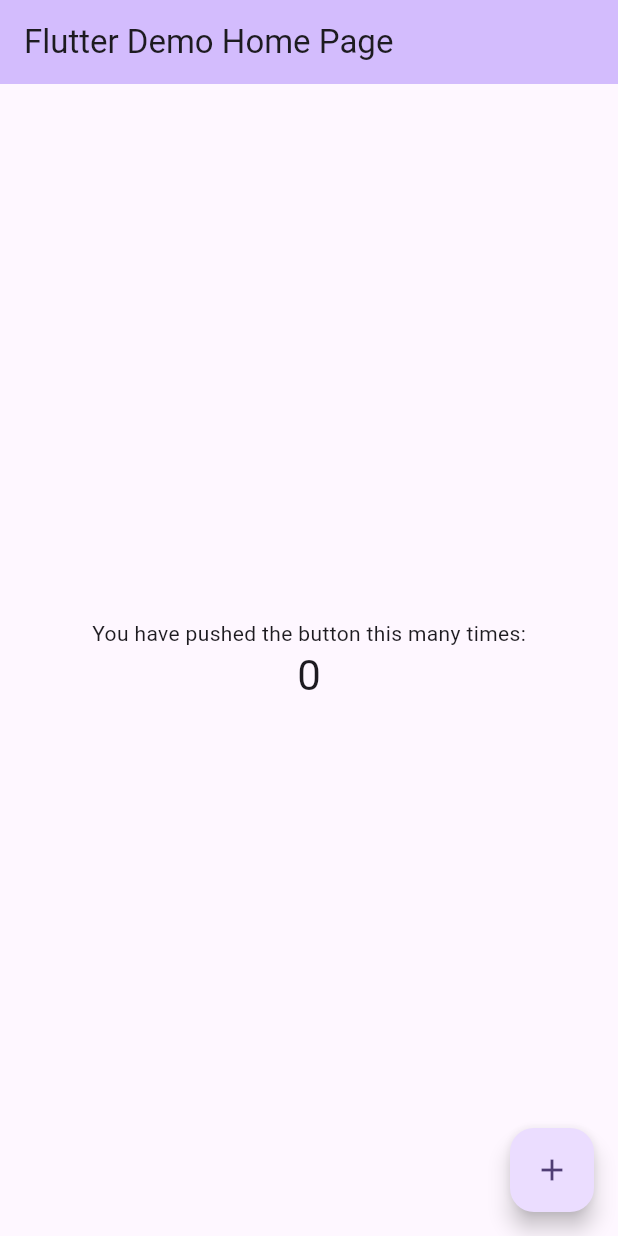
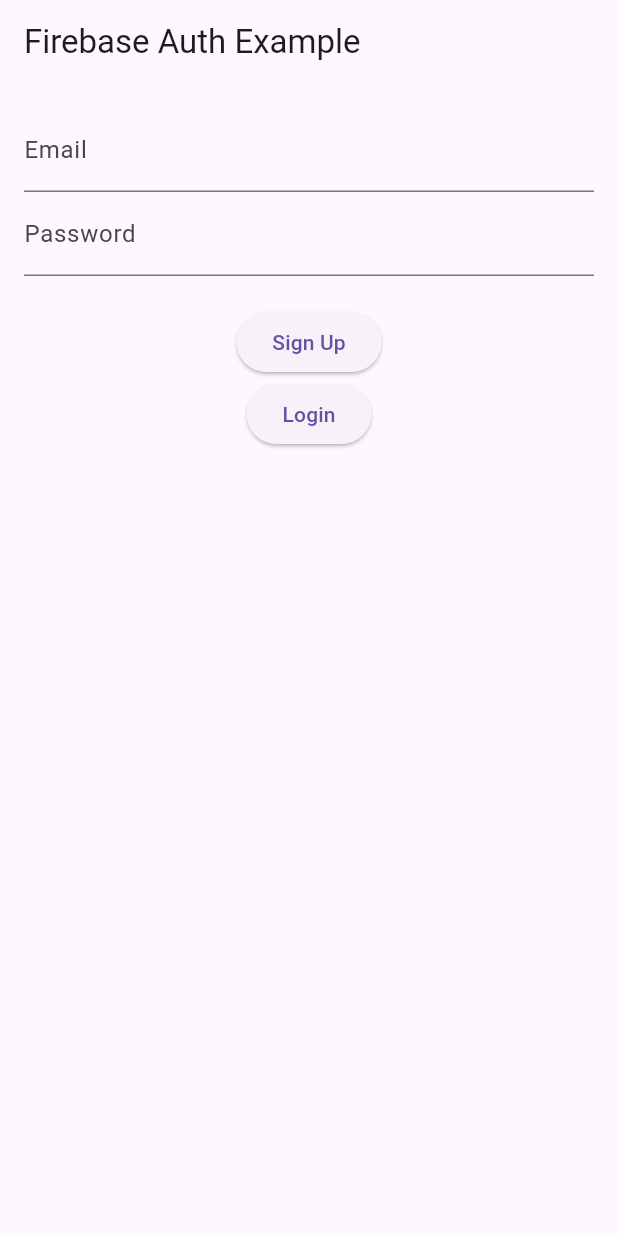
Before and after one commit to Shanza99/Campus-Assistant-App, a Flutter app: the screen it shows after launch, on a phone screen of 412 x 824 dp. Run offline on Flutter 3.47's test engine with Material 3 defaults, Android fonts, the phone set to English and light mode, and no system bars; our stand-ins replace firebase_auth, firebase_core; accounts and stored records are empty.

Commit message:
Firebase Authentication Integration

```diff
--- a/campus/lib/main.dart
+++ b/campus/lib/main.dart
@@ -1,125 +1,118 @@
 import 'package:flutter/material.dart';
+import 'package:firebase_core/firebase_core.dart';
+import 'package:firebase_auth/firebase_auth.dart';
 
-void main() {
-  runApp(const MyApp());
+void main() async {
+  WidgetsFlutterBinding.ensureInitialized();
+  await Firebase.initializeApp();
+  runApp(MyApp());
 }
 
 class MyApp extends StatelessWidget {
-  const MyApp({super.key});
-
-  // This widget is the root of your application.
   @override
   Widget build(BuildContext context) {
     return MaterialApp(
-      title: 'Flutter Demo',
+      title: 'Flutter Firebase Auth',
       theme: ThemeData(
-        // This is the theme of your application.
-        //
-        // TRY THIS: Try running your application with "flutter run". You'll see
-        // the application has a purple toolbar. Then, without quitting the app,
-        // try changing the seedColor in the colorScheme below to Colors.green
-        // and then invoke "hot reload" (save your changes or press the "hot
-        // reload" button in a Flutter-supported IDE, or press "r" if you used
-        // the command line to start the app).
-        //
-        // Notice that the counter didn't reset back to zero; the application
-        // state is not lost during the reload. To reset the state, use hot
-        // restart instead.
-        //
-        // This works for code too, not just values: Most code changes can be
-        // tested with just a hot reload.
-        colorScheme: ColorScheme.fromSeed(seedColor: Colors.deepPurple),
-        useMaterial3: true,
+        primarySwatch: Colors.blue,
       ),
-      home: const MyHomePage(title: 'Flutter Demo Home Page'),
+      home: AuthScreen(),
     );
   }
 }
 
-class MyHomePage extends StatefulWidget {
-  const MyHomePage({super.key, required this.title});
+class AuthService {
+  final FirebaseAuth _auth = FirebaseAuth.instance;
 
-  // This widget is the home page of your application. It is stateful, meaning
-  // that it has a State object (defined below) that contains fields that affect
-  // how it looks.
+  Future<User?> signUp(String email, String password) async {
+    try {
+      UserCredential result = await _auth.createUserWithEmailAndPassword(email: email, password: password);
+      return result.user;
+    } catch (e) {
+      print('Sign Up Error: $e');
+      return null;
+    }
+  }
 
-  // This class is the configuration for the state. It holds the values (in this
-  // case the title) provided by the parent (in this case the App widget) and
-  // used by the build method of the State. Fields in a Widget subclass are
-  // always marked "final".
+  Future<User?> signIn(String email, String password) async {
+    try {
+      UserCredential result = await _auth.signInWithEmailAndPassword(email: email, password: password);
+      return result.user;
+    } catch (e) {
+      print('Login Error: $e');
+      return null;
+    }
+  }
 
-  final String title;
-
-  @override
-  State<MyHomePage> createState() => _MyHomePageState();
+  Future<void> signOut() async {
+    await _auth.signOut();
+  }
 }
 
-class _MyHomePageState extends State<MyHomePage> {
-  int _counter = 0;
+class AuthScreen extends StatefulWidget {
+  @override
+  _AuthScreenState createState() => _AuthScreenState();
+}
 
-  void _incrementCounter() {
-    setState(() {
-      // This call to setState tells the Flutter framework that something has
-      // changed in this State, which causes it to rerun the build method below
-      // so that the display can reflect the updated values. If we changed
-      // _counter without calling setState(), then the build method would not be
-      // called again, and so nothing would appear to happen.
-      _counter++;
-    });
+class _AuthScreenState extends State<AuthScreen> {
+  final _emailController = TextEditingController();
+  final _passwordController = TextEditingController();
+  final AuthService _authService = AuthService();
+  String _message = '';
+
+  void _signUp() async {
+    User? user = await _authService.signUp(_emailController.text, _passwordController.text);
+    if (user != null) {
+      setState(() {
+        _message = "Sign Up Successful: ${user.email}";
+      });
+    } else {
+      setState(() {
+        _message = "Sign Up Failed. Please check your email and password.";
+      });
+    }
+  }
+
+  void _signIn() async {
+    User? user = await _authService.signIn(_emailController.text, _passwordController.text);
+    if (user != null) {
+      setState(() {
+        _message = "Login Successful: ${user.email}";
+      });
+    } else {
+      setState(() {
+        _message = "Login Failed. Please check your credentials.";
+      });
+    }
   }
 
   @override
   Widget build(BuildContext context) {
-    // This method is rerun every time setState is called, for instance as done
-    // by the _incrementCounter method above.
-    //
-    // The Flutter framework has been optimized to make rerunning build methods
-    // fast, so that you can just rebuild anything that needs updating rather
-    // than having to individually change instances of widgets.
     return Scaffold(
       appBar: AppBar(
-        // TRY THIS: Try changing the color here to a specific color (to
-        // Colors.amber, perhaps?) and trigger a hot reload to see the AppBar
-        // change color while the other colors stay the same.
-        backgroundColor: Theme.of(context).colorScheme.inversePrimary,
-        // Here we take the value from the MyHomePage object that was created by
-        // the App.build method, and use it to set our appbar title.
-        title: Text(widget.title),
+        title: Text('Firebase Auth Example'),
       ),
-      body: Center(
-        // Center is a layout widget. It takes a single child and positions it
-        // in the middle of the parent.
+      body: Padding(
+        padding: const EdgeInsets.all(16.0),
         child: Column(
-          // Column is also a layout widget. It takes a list of children and
-          // arranges them vertically. By default, it sizes itself to fit its
-          // children horizontally, and tries to be as tall as its parent.
-          //
-          // Column has various properties to control how it sizes itself and
-          // how it positions its children. Here we use mainAxisAlignment to
-          // center the children vertically; the main axis here is the vertical
-          // axis because Columns are vertical (the cross axis would be
-          // horizontal).
-          //
-          // TRY THIS: Invoke "debug painting" (choose the "Toggle Debug Paint"
-          // action in the IDE, or press "p" in the console), to see the
-          // wireframe for each widget.
-          mainAxisAlignment: MainAxisAlignment.center,
-          children: <Widget>[
-            const Text(
-              'You have pushed the button this many times:',
+          children: [
+            TextField(
+              controller: _emailController,
+              decoration: InputDecoration(labelText: 'Email'),
             ),
-            Text(
-              '$_counter',
-              style: Theme.of(context).textTheme.headlineMedium,
+            TextField(
+              controller: _passwordController,
+              decoration: InputDecoration(labelText: 'Password'),
+              obscureText: true,
             ),
+            SizedBox(height: 20),
+            ElevatedButton(onPressed: _signUp, child: Text('Sign Up')),
+            ElevatedButton(onPressed: _signIn, child: Text('Login')),
+            SizedBox(height: 20),
+            Text(_message, style: TextStyle(color: Colors.red)),
           ],
         ),
       ),
-      floatingActionButton: FloatingActionButton(
-        onPressed: _incrementCounter,
-        tooltip: 'Increment',
-        child: const Icon(Icons.add),
-      ), // This trailing comma makes auto-formatting nicer for build methods.
     );
   }
 }
--- a/campus/pubspec.yaml
+++ b/campus/pubspec.yaml
@@ -30,8 +30,8 @@
 dependencies:
   flutter:
     sdk: flutter
-
-
+  firebase_core: ^2.14.0  # or the latest version
+  firebase_auth: ^4.14.0  # or the latest version
   # The following adds the Cupertino Icons font to your application.
   # Use with the CupertinoIcons class for iOS style icons.
   cupertino_icons: ^1.0.8
```
Also changed, not shown: campus/pubspec.lock, 6 other files.
